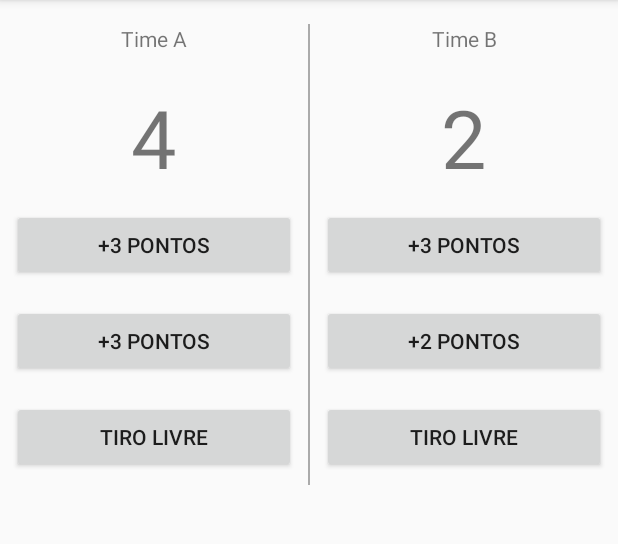
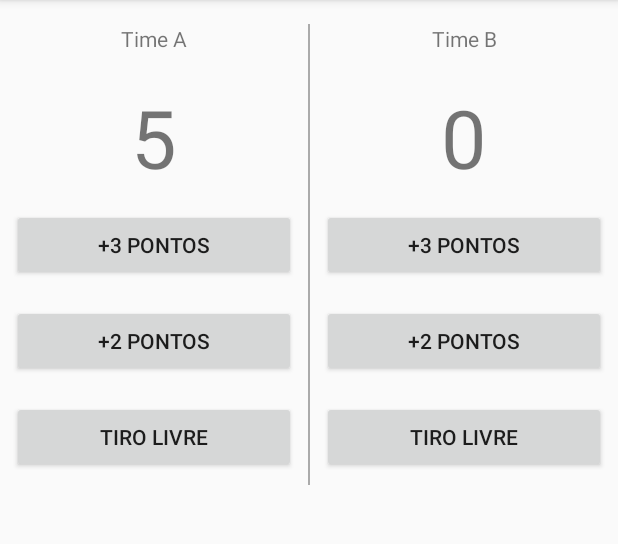
Before and after one commit to alexandre-trapp/BasketMatchKotlinApp, an Android app: the screen it shows after launch (MainActivity), after a tap on "+2 PONTOS", on a phone screen of 412 x 824 dp, the part 84-628 px from its top. Run offline under Robolectric (Android 15) with nearby library versions, the phone set to English and light mode, and no system bars; 2 other taps on this screen came first.

Commit message:
change to 2 pontos

```diff
--- a/app/src/main/res/layout/activity_main.xml
+++ b/app/src/main/res/layout/activity_main.xml
@@ -49,7 +49,7 @@
                 android:layout_width="match_parent"
                 android:layout_height="wrap_content"
                 android:layout_margin="8dp"
-                android:text="+3 PONTOS" />
+                android:text="+2 PONTOS" />
 
             <Button
                 android:id="@+id/tiroLivreA"
```
